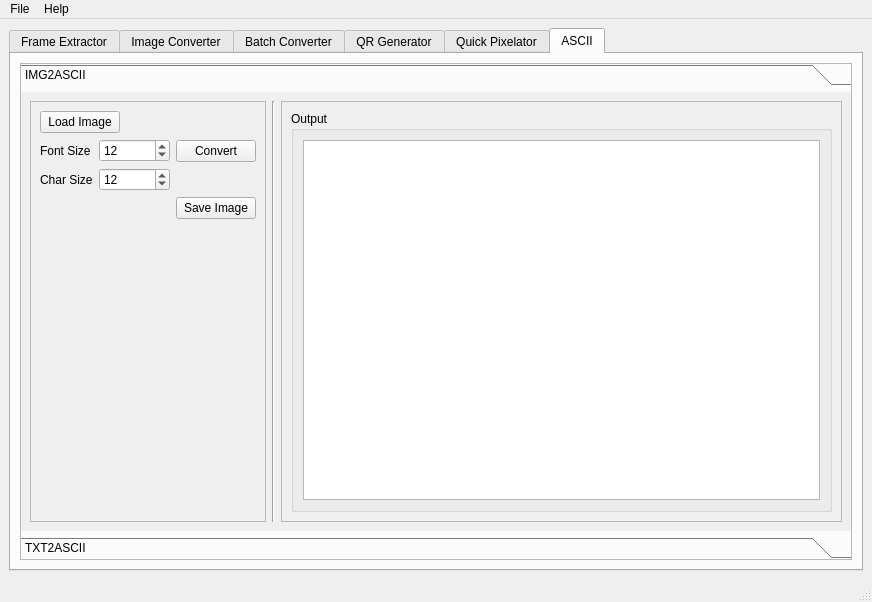
Qt form src/ui/form.ui (LyAhn/ImageNexus) before a commit.
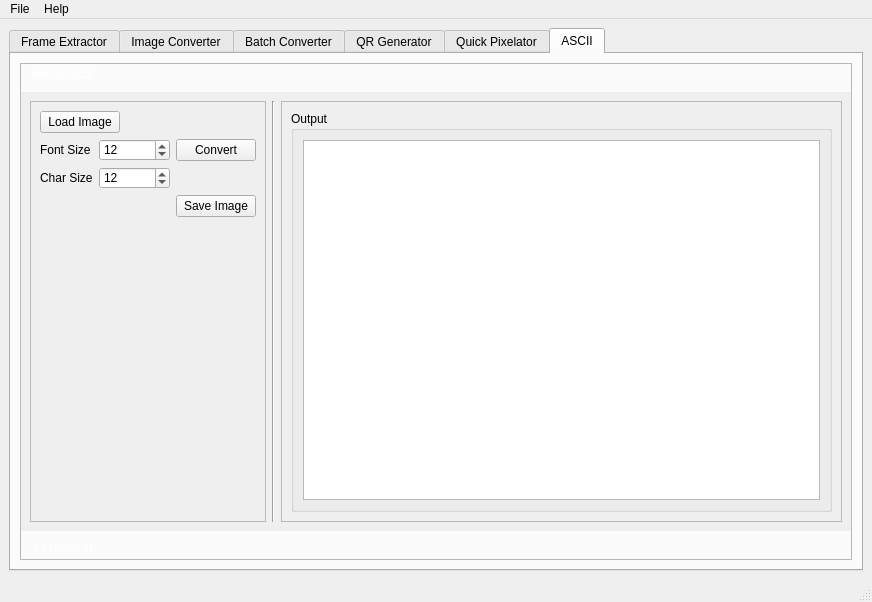
The same form after that commit. The open tabs and pages were chosen to show the change. Icons and pictures are not drawn.

```diff
--- a/src/ui/form.ui
+++ b/src/ui/form.ui
@@ -997,9 +997,28 @@
        <layout class="QGridLayout" name="gridLayout_19">
         <item row="1" column="0">
          <widget class="QToolBox" name="toolBox">
+          <property name="styleSheet">
+           <string notr="true">QToolBox::tab {
+    background: qlineargradient(x1: 0, y1: 0, x2: 0, y2: 1,
+                                stop: 0 #4a4a4a, stop: 1.0 #2b2b2b);
+    color: #ffffff;
+    border-radius: 5px;
+    padding: 5px;
+    margin: 2px;
+}
+
+QToolBox::tab:selected {
+    background: qlineargradient(x1: 0, y1: 0, x2: 0, y2: 1,
+                                stop: 0 #6a6a6a, stop: 1.0 #4b4b4b);
+    font-weight: bold;
+}</string>
+          </property>
           <property name="frameShape">
            <enum>QFrame::Shape::StyledPanel</enum>
           </property>
+          <property name="frameShadow">
+           <enum>QFrame::Shadow::Plain</enum>
+          </property>
           <property name="currentIndex">
            <number>0</number>
           </property>
```
